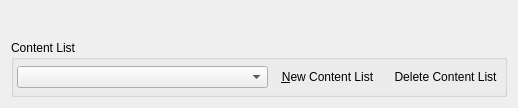
Qt form files/ui/datafilespage.ui (nikamigaming-create/nikami-openmw-lab) before a commit.
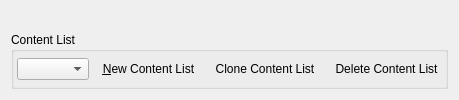
The same form after that commit. Icons and pictures are not drawn. Custom widgets are drawn as their Qt base class.

Commit message: Launcher: Clone content list button (feature #4784)

Patch:
```diff
--- a/files/ui/datafilespage.ui
+++ b/files/ui/datafilespage.ui
@@ -2,20 +2,6 @@
 <ui version="4.0">
  <class>DataFilesPage</class>
  <widget class="QWidget" name="DataFilesPage">
-  <property name="geometry">
-   <rect>
-    <x>0</x>
-    <y>0</y>
-    <width>518</width>
-    <height>108</height>
-   </rect>
-  </property>
-  <property name="sizePolicy">
-   <sizepolicy hsizetype="Minimum" vsizetype="Minimum">
-    <horstretch>0</horstretch>
-    <verstretch>0</verstretch>
-   </sizepolicy>
-  </property>
   <property name="contextMenuPolicy">
    <enum>Qt::DefaultContextMenu</enum>
   </property>
@@ -79,6 +65,19 @@
         </property>
        </widget>
       </item>
+      <item>
+       <widget class="QToolButton" name="cloneProfileButton">
+        <property name="toolTip">
+         <string>Clone Content List</string>
+        </property>
+        <property name="text">
+         <string>Clone Content List</string>
+        </property>
+        <property name="autoRaise">
+         <bool>true</bool>
+        </property>
+       </widget>
+      </item>
       <item>
        <widget class="QToolButton" name="deleteProfileButton">
         <property name="toolTip">
```
Left out of the diff: 22 changed lines with no effect on the pictures. The commit also changes 3 other files.
